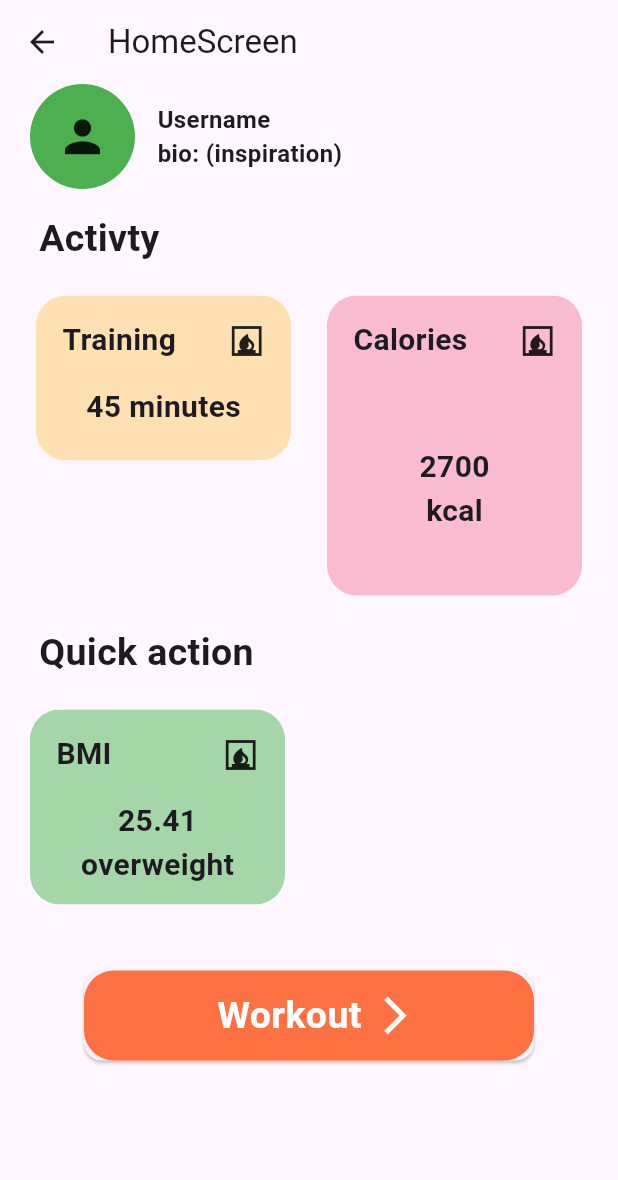
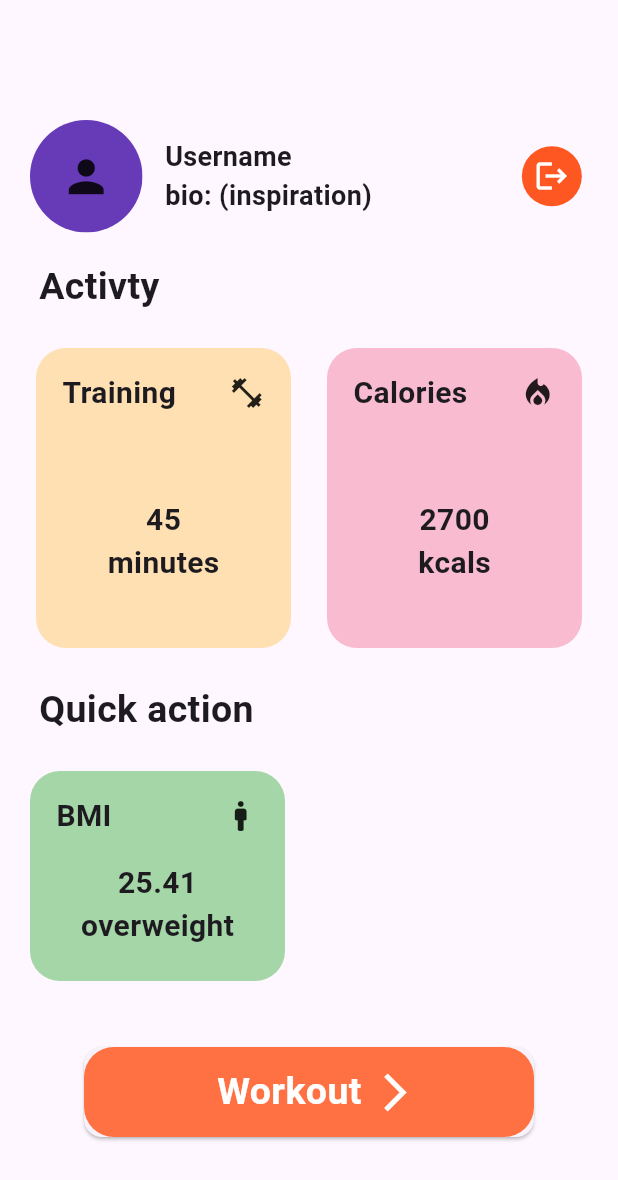
Before and after one commit to Project-Mobile-Sun-Palm/project-mobile, a Flutter app: the HomeScreen screen opened by its route, on a phone screen of 412 x 824 dp. Shown: the top 1180 px of the screen. Run offline on Flutter 3.47's test engine with Material 3 defaults, Android fonts, the light colour scheme and no system bars.

Commit message:
do_signup_login_home_main_and_add_calender_sports

```diff
--- a/lib/home_screen.dart
+++ b/lib/screens/home_screen.dart
@@ -1,4 +1,5 @@
 import 'package:flutter/material.dart';
+import 'package:flutter/rendering.dart';
 
 class HomeScreen extends StatelessWidget {
   const HomeScreen({super.key});
@@ -6,11 +7,15 @@ class HomeScreen extends StatelessWidget {
   @override
   Widget build(BuildContext context) {
     return Scaffold(
-      appBar: AppBar(
-        title: const Text("HomeScreen"),
-      ),
+      // appBar: AppBar(
+      //   title: const Text("HomeScreen"),
+      // ),
       body: Column(
         children: [
+          const SizedBox(
+            height: 80,
+          ),
+
           Row(
             children: [
               const SizedBox(
@@ -21,10 +26,10 @@ class HomeScreen extends StatelessWidget {
               ClipRRect(
                 borderRadius: BorderRadius.circular(50) ,
                 child: Container(
-                  height: 70,
-                  width: 70,
+                  height: 75,
+                  width: 75,
                   child: Icon(Icons.person, size: 35,),
-                  color: Colors.green,
+                  color: Colors.deepPurple,
                 ),
               ),
 
@@ -38,20 +43,41 @@ class HomeScreen extends StatelessWidget {
                 children: [
                   Text("Username", style: TextStyle(
                     fontWeight: FontWeight.bold,
-                    fontSize: 16
+                    fontSize: 18
                   )),
                   Text("bio: (inspiration)", style: TextStyle(
                     fontWeight: FontWeight.bold,
-                    fontSize: 16
+                    fontSize: 18
                   )),
                 ],
               ),
+
+              const SizedBox(
+                width: 100,
+              ),
+
+              InkWell(
+                onTap: () {
+                  Navigator.pushNamed(context, '/login_screen');
+                },
+                child: Container(
+                  height: 40,
+                  width: 40,
+                  decoration: BoxDecoration(
+                    color: Colors.deepOrange,
+                    borderRadius: BorderRadius.circular(20)
+                  ),
+                  child: const Center(
+                    child: Icon(Icons.logout, color: Colors.white)
+                  )
+                ),
+              )
 
             ],
           ),
 
           const SizedBox(
-            height: 15,
+            height: 18,
           ),
 
 // Text "Activity"
@@ -66,7 +92,7 @@ class HomeScreen extends StatelessWidget {
           ),
 
           const SizedBox(
-            height: 20,
+            height: 23,
           ),
 
 // Boxes; Training, Calories
@@ -78,7 +104,7 @@ class HomeScreen extends StatelessWidget {
               ClipRRect(
                 borderRadius: BorderRadius.circular(20),
                 child: Container(
-                  height: 110,
+                  height: 200,
                   width: 170,
                   color: Colors.orange[100],
                   child: const Column(
@@ -93,12 +119,21 @@ class HomeScreen extends StatelessWidget {
                               fontWeight: FontWeight.bold,
                               fontSize: 20
                             )),
-                            Icon(Icons.fireplace)
+                            Icon(Icons.fitness_center)
                           ]
                         ),
                       ),
 
-                      Text("45 minutes", style: TextStyle(
+                      SizedBox(
+                        height: 40,
+                      ),
+
+                      Text("45", style: TextStyle(
+                        fontWeight: FontWeight.bold,
+                        fontSize: 20
+                      )),
+
+                      Text("minutes", style: TextStyle(
                         fontWeight: FontWeight.bold,
                         fontSize: 20
                       ))
@@ -127,7 +162,7 @@ class HomeScreen extends StatelessWidget {
                               fontWeight: FontWeight.bold,
                               fontSize: 20
                             )),
-                            Icon(Icons.fireplace)
+                            Icon(Icons.local_fire_department)
                           ]
                         ),
                       ),
@@ -141,7 +176,7 @@ class HomeScreen extends StatelessWidget {
                         fontSize: 20
                       )),
 
-                      Text("kcal", style: TextStyle(
+                      Text("kcals", style: TextStyle(
                         fontWeight: FontWeight.bold,
                         fontSize: 20
                       ))
@@ -154,7 +189,7 @@ class HomeScreen extends StatelessWidget {
           ),
 
           const SizedBox(
-                height: 20,
+                height: 23,
               ),
 
 // Text "Quick action"
@@ -169,7 +204,7 @@ class HomeScreen extends StatelessWidget {
           ),
 
           const SizedBox(
-            height: 20,
+            height: 23,
           ),
 
 // Boxes; BMI
@@ -178,11 +213,12 @@ class HomeScreen extends StatelessWidget {
               const SizedBox(
                 width: 20,
               ),
-              // BMIB
+
+              // BMI
               ClipRRect(
                 borderRadius: BorderRadius.circular(20),
                 child: Container(
-                  height: 130,
+                  height: 140,
                   width: 170,
                   color: Colors.green[200],
                   child: const Column(
@@ -197,7 +233,7 @@ class HomeScreen extends StatelessWidget {
                               fontWeight: FontWeight.bold,
                               fontSize: 20
                             )),
-                            Icon(Icons.fireplace)
+                            Icon(Icons.man_rounded)
                           ]
                         ),
                       ),
--- a/pubspec.yaml
+++ b/pubspec.yaml
@@ -62,6 +62,8 @@ flutter:
   # assets:
   #   - images/a_dot_burr.jpeg
   #   - images/a_dot_ham.jpeg
+  assets:
+      - assets/images/workout.png
 
   # An image asset can refer to one or more resolution-specific "variants", see
   # https://flutter.dev/assets-and-images/#resolution-aware
```
Also changed, not shown: lib/main.dart (+32 -183 lines), lib/screens/calender_screen.dart (added, +15 -0 lines), lib/screens/login_screen.dart (renamed from lib/login_screen.dart, +33 -22 lines), lib/screens/signup_screen.dart (added, +205 -0 lines), lib/screens/sports_screen.dart (added, +10 -0 lines), assets/images/cool cat.jpg (added), assets/images/wo.jpg (added), assets/images/workout.png (added).
